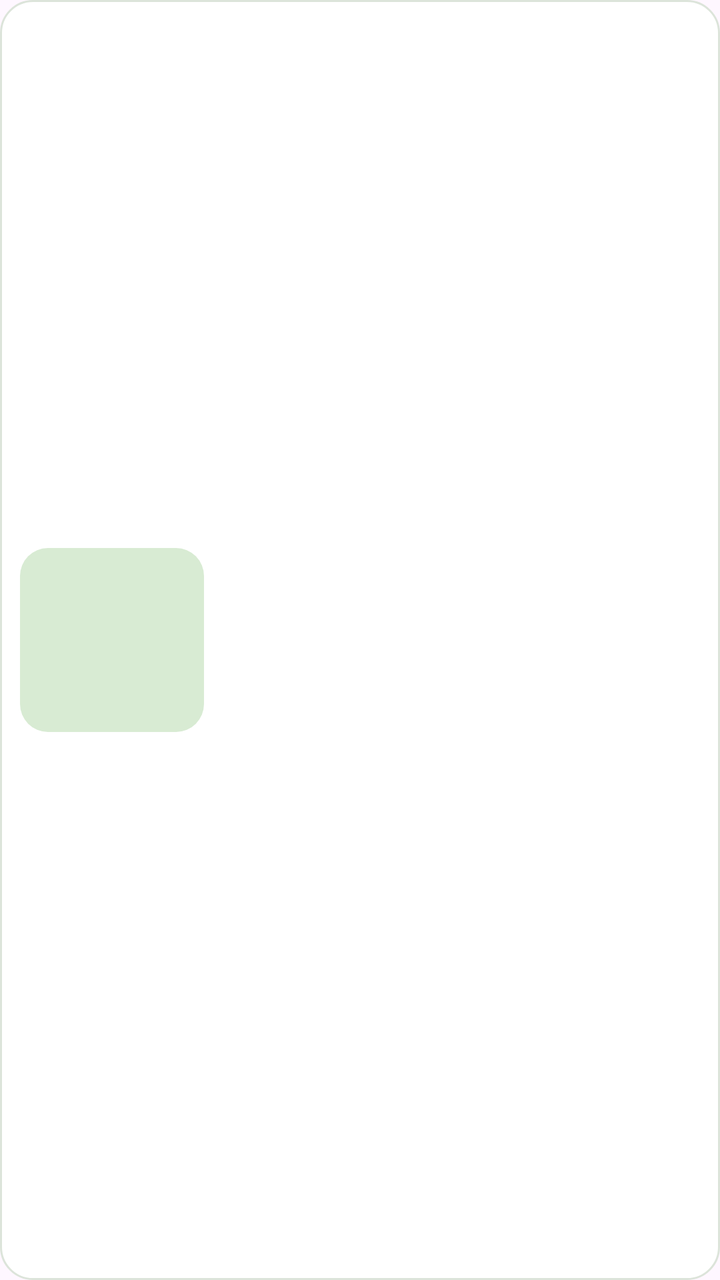
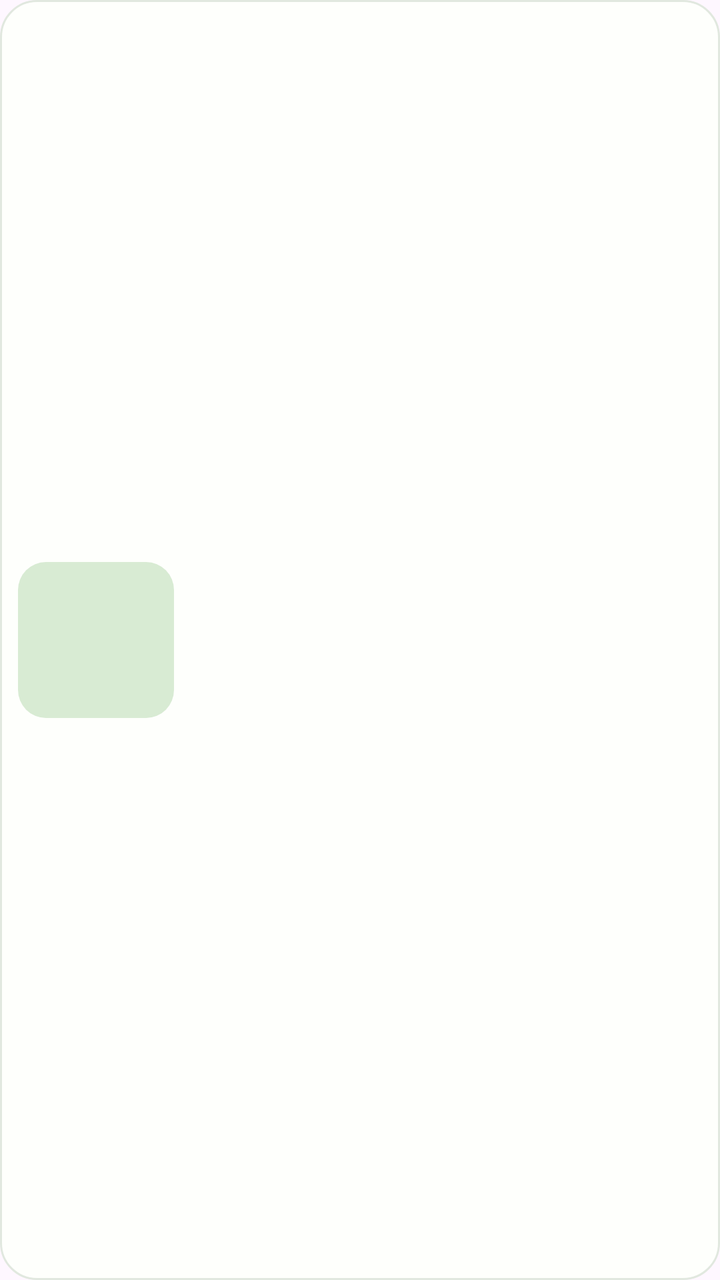

Before-and-after screenshots of an Android layout around one commit, followed by the original layout XML and the change that was made.
<!-- AndroidManifest.xml: application theme Theme.Vacuno -->
<!-- res/layout/item_animal.xml -->
<?xml version="1.0" encoding="utf-8"?>
<LinearLayout xmlns:android="http://schemas.android.com/apk/res/android"
    android:layout_width="match_parent" android:layout_height="wrap_content"
    android:layout_marginBottom="12dp" android:background="@drawable/bg_animal_card"
    android:gravity="center_vertical" android:orientation="horizontal" android:padding="10dp">

    <TextView android:id="@+id/tv_inicial" android:layout_width="92dp" android:layout_height="92dp"
        android:background="@drawable/bg_animal_imagen" android:gravity="center" android:textColor="@color/verde_principal"
        android:textSize="38sp" android:textStyle="bold" />

    <LinearLayout android:layout_width="0dp" android:layout_height="wrap_content" android:layout_marginStart="13dp"
        android:layout_weight="1" android:orientation="vertical">
        <TextView android:id="@+id/tv_id" android:layout_width="wrap_content" android:layout_height="wrap_content"
            android:textColor="@color/texto_secundario" android:textSize="13sp" android:textStyle="bold" />
        <TextView android:id="@+id/tv_nombre" android:layout_width="wrap_content" android:layout_height="wrap_content"
            android:layout_marginTop="2dp" android:textColor="@color/texto_principal" android:textSize="19sp" android:textStyle="bold" />
        <TextView android:id="@+id/tv_detalle" android:layout_width="wrap_content" android:layout_height="wrap_content"
            android:layout_marginTop="3dp" android:textColor="@color/texto_secundario" android:textSize="13sp" />
        <TextView android:id="@+id/tv_peso" android:layout_width="wrap_content" android:layout_height="wrap_content"
            android:layout_marginTop="2dp" android:textColor="@color/texto_principal" android:textSize="13sp" android:textStyle="bold" />
        <TextView android:id="@+id/tv_estado" android:layout_width="wrap_content" android:layout_height="24dp"
            android:layout_marginTop="5dp" android:gravity="center" android:paddingStart="9dp" android:paddingEnd="9dp"
            android:textSize="11sp" android:textStyle="bold" />
    </LinearLayout>
</LinearLayout>
<!-- resources referenced by this layout -->
<resources>
  <color name="texto_principal">#121713</color>
  <color name="texto_secundario">#4B554E</color>
  <color name="verde_principal">#075B29</color>
  <!-- drawable bg_animal_card (drawable) -->
  <?xml version="1.0" encoding="utf-8"?>
  <shape xmlns:android="http://schemas.android.com/apk/res/android" android:shape="rectangle">
      <solid android:color="@color/white" />
      <corners android:radius="16dp" />
      <stroke android:width="1dp" android:color="#DCE4DA" />
  </shape>
  <!-- drawable bg_animal_imagen (drawable) -->
  <?xml version="1.0" encoding="utf-8"?>
  <shape xmlns:android="http://schemas.android.com/apk/res/android" android:shape="rectangle">
      <solid android:color="#D8EBD3" />
      <corners android:radius="14dp" />
  </shape>
  <style name="Theme.Vacuno" parent="Base.Theme.Vacuno" />
  <color name="white">#FFFFFFFF</color>
  <style name="Base.Theme.Vacuno" parent="Theme.Material3.DayNight.NoActionBar">
          
          
      </style>
</resources>

<!-- the commit's change to res/layout/item_animal.xml (unified diff, before → after) -->
@@ -1,19 +1,23 @@
 <?xml version="1.0" encoding="utf-8"?>
 <LinearLayout xmlns:android="http://schemas.android.com/apk/res/android"
+    xmlns:app="http://schemas.android.com/apk/res-auto"
+    xmlns:tools="http://schemas.android.com/tools"
     android:layout_width="match_parent" android:layout_height="wrap_content"
     android:layout_marginBottom="12dp" android:background="@drawable/bg_animal_card"
-    android:gravity="center_vertical" android:orientation="horizontal" android:padding="10dp">
+    android:gravity="center_vertical" android:orientation="horizontal" android:padding="9dp">
 
-    <TextView android:id="@+id/tv_inicial" android:layout_width="92dp" android:layout_height="92dp"
-        android:background="@drawable/bg_animal_imagen" android:gravity="center" android:textColor="@color/verde_principal"
-        android:textSize="38sp" android:textStyle="bold" />
+    <ImageView
+        android:id="@+id/tv_inicial"
+        android:layout_width="78dp"
+        android:layout_height="78dp"
+        android:background="@drawable/bg_animal_imagen" />
 
     <LinearLayout android:layout_width="0dp" android:layout_height="wrap_content" android:layout_marginStart="13dp"
         android:layout_weight="1" android:orientation="vertical">
         <TextView android:id="@+id/tv_id" android:layout_width="wrap_content" android:layout_height="wrap_content"
             android:textColor="@color/texto_secundario" android:textSize="13sp" android:textStyle="bold" />
         <TextView android:id="@+id/tv_nombre" android:layout_width="wrap_content" android:layout_height="wrap_content"
-            android:layout_marginTop="2dp" android:textColor="@color/texto_principal" android:textSize="19sp" android:textStyle="bold" />
+            android:layout_marginTop="2dp" android:textColor="@color/texto_principal" android:textSize="17sp" android:textStyle="bold" />
         <TextView android:id="@+id/tv_detalle" android:layout_width="wrap_content" android:layout_height="wrap_content"
             android:layout_marginTop="3dp" android:textColor="@color/texto_secundario" android:textSize="13sp" />
         <TextView android:id="@+id/tv_peso" android:layout_width="wrap_content" android:layout_height="wrap_content"
@@ -22,4 +26,5 @@
             android:layout_marginTop="5dp" android:gravity="center" android:paddingStart="9dp" android:paddingEnd="9dp"
             android:textSize="11sp" android:textStyle="bold" />
     </LinearLayout>
+
 </LinearLayout>
<!-- resource entries referenced after the edit -->
@@ -2,13 +2,12 @@
 <resources>
   <color name="texto_principal">#121713</color>
   <color name="texto_secundario">#4B554E</color>
-  <color name="verde_principal">#075B29</color>
   <!-- drawable bg_animal_card (drawable) -->
   <?xml version="1.0" encoding="utf-8"?>
   <shape xmlns:android="http://schemas.android.com/apk/res/android" android:shape="rectangle">
-      <solid android:color="@color/white" />
-      <corners android:radius="16dp" />
-      <stroke android:width="1dp" android:color="#DCE4DA" />
+      <solid android:color="#FEFFFC" />
+      <corners android:radius="18dp" />
+      <stroke android:width="1dp" android:color="@color/borde_suave" />
   </shape>
   <!-- drawable bg_animal_imagen (drawable) -->
   <?xml version="1.0" encoding="utf-8"?>
@@ -17,7 +16,7 @@
       <corners android:radius="14dp" />
   </shape>
   <style name="Theme.Vacuno" parent="Base.Theme.Vacuno" />
-  <color name="white">#FFFFFFFF</color>
+  <color name="borde_suave">#E1E8DF</color>
   <style name="Base.Theme.Vacuno" parent="Theme.Material3.DayNight.NoActionBar">
           
           
